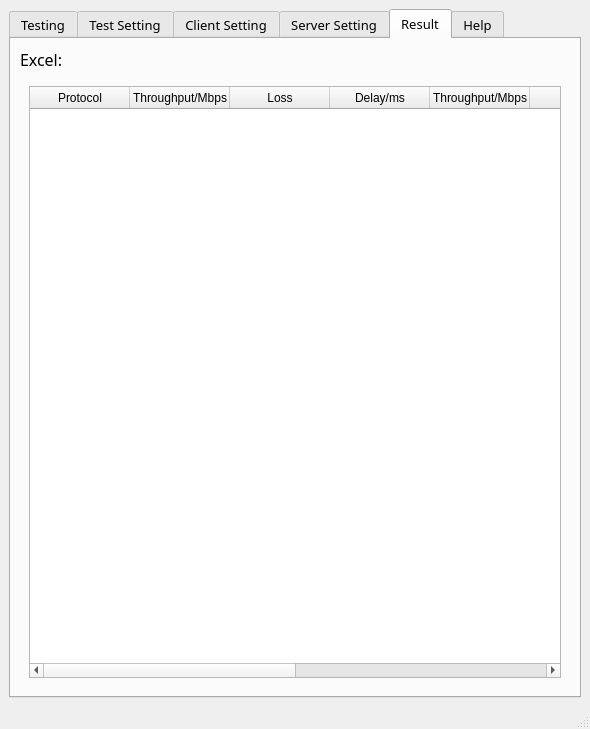
Old version of the form iperf_client.ui in the repository Reinering/iperf-gui.
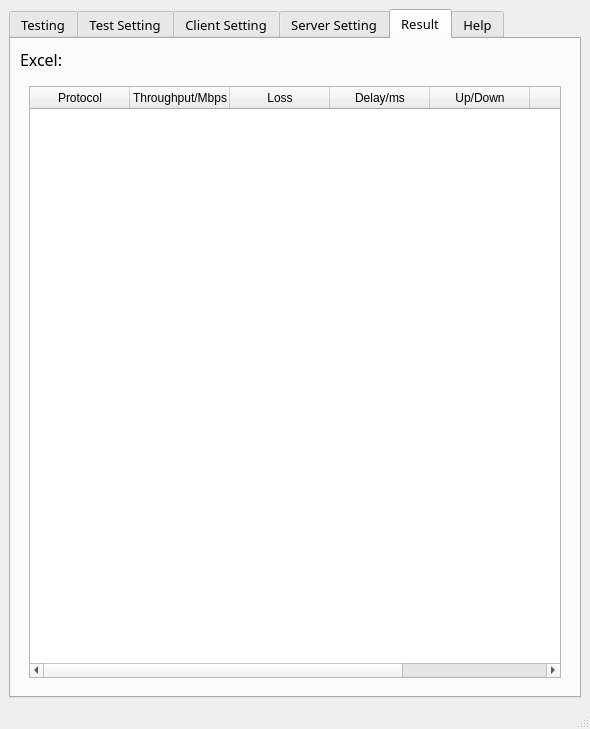
New version of the form. The open tabs and pages were chosen to show the change.

Diff of the .ui file:
```diff
--- a/iperf_client.ui
+++ b/iperf_client.ui
@@ -1996,21 +1996,6 @@
                 <string>Delay/ms</string>
                </property>
               </column>
-              <column>
-               <property name="text">
-                <string>Throughput/Mbps</string>
-               </property>
-              </column>
-              <column>
-               <property name="text">
-                <string>Loss</string>
-               </property>
-              </column>
-              <column>
-               <property name="text">
-                <string>Delay/ms</string>
-               </property>
-              </column>
               <column>
                <property name="text">
                 <string>Up/Down</string>
```
Left out of the diff: 4 changed lines with no effect on the pictures.
